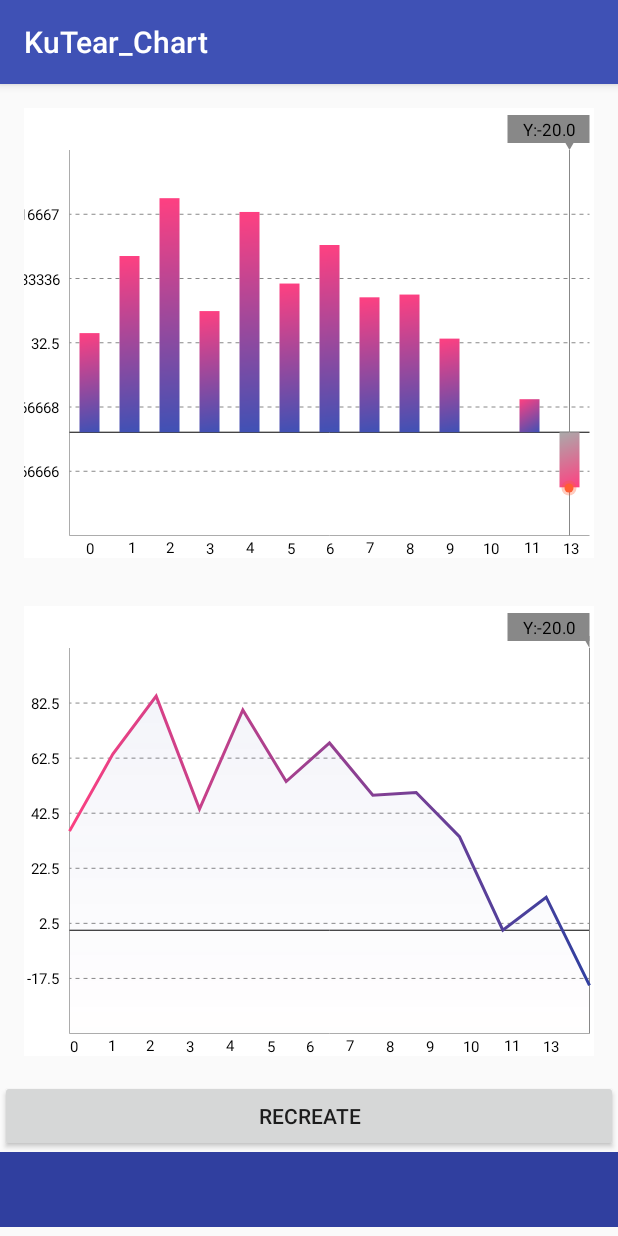
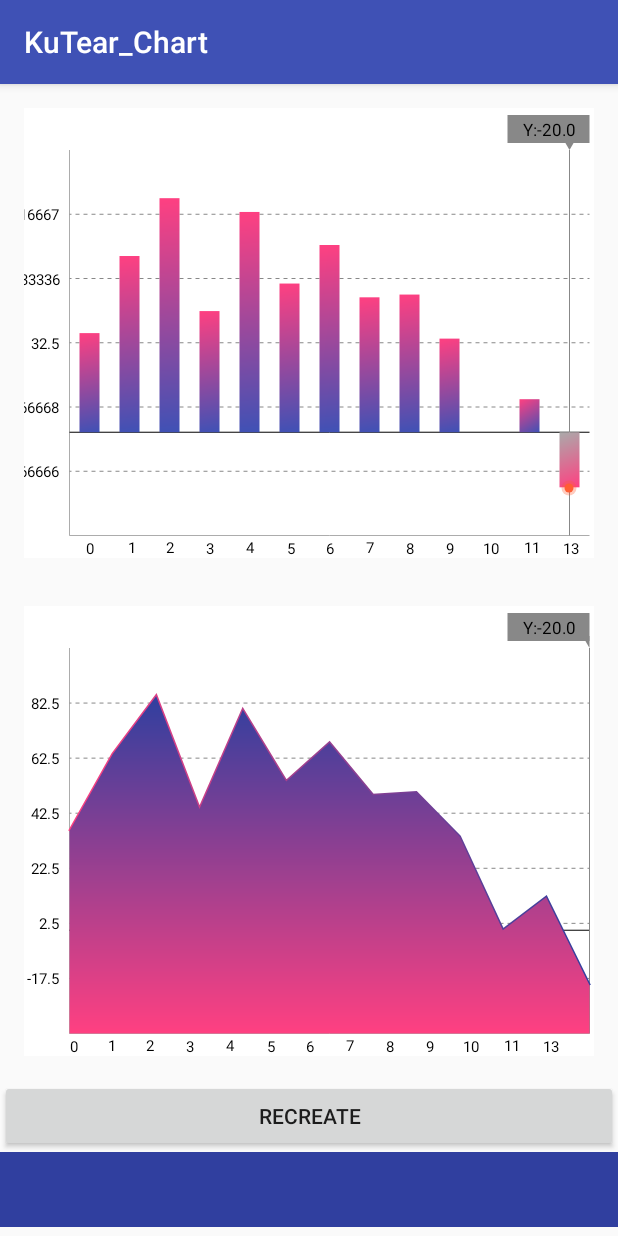
Before and after one commit to kutear/Android-Simple-Chart, an Android app: the screen it shows after launch (MainActivity), on a phone screen of 412 x 824 dp. Run offline under Robolectric (Android 15) with nearby library versions, the phone set to English and light mode, and no system bars.

Commit message:
- fixed 渐变色

```diff
--- a/app/src/main/java/com/kutear/kutear_chart/view/AbsChartView.java
+++ b/app/src/main/java/com/kutear/kutear_chart/view/AbsChartView.java
@@ -211,13 +211,6 @@ public abstract class AbsChartView extends View {
      */
     public void setOnTapListener(IChartContract.OnTapListener listener) {
         this.mListener = listener;
-    }
-
-    protected Drawable getTapBitmap() {
-        if (mTapUpDrawable != null) {
-            return mTapUpDrawable;
-        }
-        return null;
     }
 
     /**
@@ -577,6 +570,19 @@ public abstract class AbsChartView extends View {
         return getHeightPercent(index) * axisHeight();
     }
 
+    protected float getMaxCellHeight() {
+        float max = Integer.MIN_VALUE;
+        int index = -1;
+        for (int i = 0; i < getCount(); i++) {
+            IChartContract.ChartSingleData data = getItemData(i);
+            if (data.yData > max) {
+                max = data.yData;
+                index = i;
+            }
+        }
+        return getHeightOfIndex(index);
+    }
+
     private void onDrawLineTips(Canvas canvas, int index) {
         if (index >= 0 && index < getCount()) {
             canvas.save();
--- a/app/src/main/java/com/kutear/kutear_chart/view/TrendView.java
+++ b/app/src/main/java/com/kutear/kutear_chart/view/TrendView.java
@@ -89,7 +89,7 @@ public class TrendView extends AbsChartView {
     @Override
     protected void onDrawGraph(Canvas canvas) {
         mLinePaint.setShader(new LinearGradient(0, 0, axisWidth(), 0, mStartColor, mEndColor, Shader.TileMode.MIRROR));
-        LinearGradient fillColor = new LinearGradient(0, 0, 0, -axisHeight(), mFillStartColor, mFillEndColor, Shader.TileMode.CLAMP);
+        LinearGradient fillColor = new LinearGradient(0, 0, 0, -getMaxCellHeight(), mFillStartColor, mFillEndColor, Shader.TileMode.CLAMP);
         mFillPaint.setShader(fillColor);
         canvas.save();
         canvas.translate(mOriginalX, mHeight - mOriginalY);
--- a/app/src/main/res/layout/activity_main.xml
+++ b/app/src/main/res/layout/activity_main.xml
@@ -48,7 +48,7 @@
                 android:padding="16dp"
                 app:axis_space="3dp"
                 app:tips_size="11.6sp"
-                app:trend_fill_end_color="@color/colorPrimaryDark"
+                app:trend_fill_end_color="@color/color_test2"
                 app:trend_fill_start_color="@color/color_test"
                 app:trend_line_end_color="@color/colorPrimaryDark"
                 app:trend_line_size="2dp"
--- a/app/src/main/res/values/colors.xml
+++ b/app/src/main/res/values/colors.xml
@@ -2,6 +2,7 @@
 <resources>
     <color name="colorPrimary">#3F51B5</color>
     <color name="colorPrimaryDark">#303F9F</color>
-    <color name="color_test">#10FF4081</color>
+    <color name="color_test">#FF4081</color>
+    <color name="color_test2">#303F9F</color>
     <color name="colorAccent">#FF4081</color>
 </resources>
```
